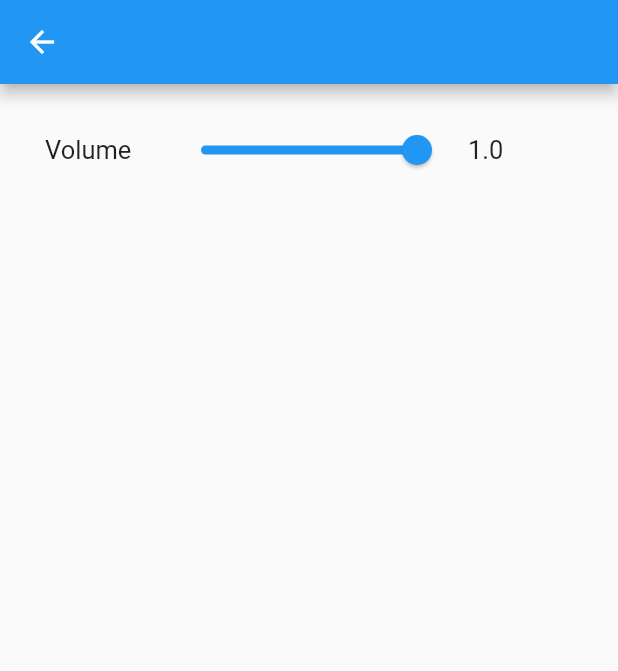
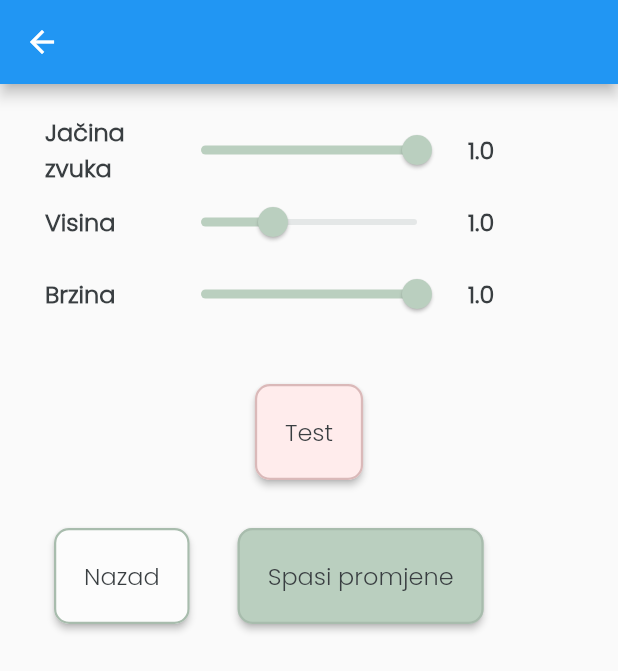
Before and after one commit to rania-w/SDP-AAC, a Flutter app: the VoiceSettings screen opened directly, on a phone screen of 412 x 824 dp. Shown: the top 671 px of the screen. Run offline on Flutter 3.47's test engine with Material 2 defaults, Android fonts, the phone set to English and light mode, and no system bars; our stand-ins replace flutter_tts, hive, hive_flutter, image_picker; accounts and stored records are empty.

Commit message:
voice page

```diff
--- a/lib/pages/settings/accessibility/voice.dart
+++ b/lib/pages/settings/accessibility/voice.dart
@@ -1,4 +1,7 @@
+import 'package:aac/components/buttons/custom_button.dart';
+import 'package:aac/constants.dart';
 import 'package:flutter/material.dart';
+import 'package:aac/services/tts.dart';
 
 class VoiceSettings extends StatefulWidget {
   const VoiceSettings({super.key});
@@ -8,7 +11,11 @@ class VoiceSettings extends StatefulWidget {
 }
 
 class _VoiceSettingsState extends State<VoiceSettings> {
-  double volume = 1.0;
+  double volume = 1;
+  double pitch = 1;
+  double rate = 1;
+
+  var languages = tts.getLanguages;
 
   @override
   Widget build(BuildContext context) {
@@ -22,14 +29,16 @@ class _VoiceSettingsState extends State<VoiceSettings> {
               margin: const EdgeInsets.only(left: 10),
               child: Row(
                 children: [
-                  const SizedBox(
+                  SizedBox(
                     width: 80,
                     child: Text(
-                      "Volume",
-                      style: TextStyle(fontSize: 17),
+                      "Jačina zvuka",
+                      style: paragraph.copyWith(fontWeight: FontWeight.bold),
                     ),
                   ),
                   Slider(
+                    activeColor: green,
+                    inactiveColor: grey.withOpacity(0.2),
                     min: 0.0,
                     max: 1.0,
                     value: volume,
@@ -43,10 +52,111 @@ class _VoiceSettingsState extends State<VoiceSettings> {
                     margin: const EdgeInsets.only(left: 10),
                     child: Text(
                         double.parse((volume).toStringAsFixed(2)).toString(),
-                        style: const TextStyle(fontSize: 17)),
+                        style: paragraph.copyWith(fontWeight: FontWeight.bold)),
                   )
                 ],
               ),
+            ),
+            Container(
+              margin: const EdgeInsets.only(left: 10),
+              child: Row(
+                children: [
+                  SizedBox(
+                    width: 80,
+                    child: Text(
+                      "Visina",
+                      style: paragraph.copyWith(fontWeight: FontWeight.bold),
+                    ),
+                  ),
+                  Slider(
+                    activeColor: green,
+                    inactiveColor: grey.withOpacity(0.2),
+                    min: 0.5,
+                    max: 2.0,
+                    value: pitch,
+                    onChanged: (value) {
+                      setState(() {
+                        pitch = value;
+                      });
+                    },
+                  ),
+                  Container(
+                    margin: const EdgeInsets.only(left: 10),
+                    child: Text(
+                        double.parse((pitch).toStringAsFixed(2)).toString(),
+                        style: paragraph.copyWith(fontWeight: FontWeight.bold)),
+                  )
+                ],
+              ),
+            ),
+            Container(
+              margin: const EdgeInsets.only(left: 10),
+              child: Row(
+                children: [
+                  SizedBox(
+                    width: 80,
+                    child: Text(
+                      "Brzina",
+                      style: paragraph.copyWith(fontWeight: FontWeight.bold),
+                    ),
+                  ),
+                  Slider(
+                    activeColor: green,
+                    inactiveColor: grey.withOpacity(0.2),
+                    min: 0.01,
+                    max: 1.0,
+                    value: rate,
+                    onChanged: (value) {
+                      setState(() {
+                        rate = value;
+                      });
+                    },
+                  ),
+                  Container(
+                    margin: const EdgeInsets.only(left: 10),
+                    child: Text(
+                        double.parse((rate).toStringAsFixed(2)).toString(),
+                        style: paragraph.copyWith(fontWeight: FontWeight.bold)),
+                  ),
+                ],
+              ),
+            ),
+            const SizedBox(
+              height: 20,
+            ),
+            CustomButton(
+              defaultColor: primary,
+              text: 'Test',
+              onPressed: () async {
+                await tts.setPitch(pitch);
+                await tts.setLanguage('hr-HR');
+                await tts.setVolume(volume);
+                await tts.setSpeechRate(rate);
+                await tts.speak('Ovo je testna izjava');
+              },
+              focusColor: primaryF,
+            ),
+            Row(
+              children: [
+                CustomButton(
+                  onPressed: () {
+                    //reset to before state
+                    ttsConf(rate, volume, pitch, 'hr-HR');
+                  },
+                  text: 'Nazad',
+                  defaultColor: white,
+                  focusColor: greenF,
+                ),
+                CustomButton(
+                  onPressed: () {
+                    //save changes
+                    ttsConf(rate, volume, pitch, 'hr-HR');
+                  },
+                  text: 'Spasi promjene',
+                  defaultColor: green,
+                  focusColor: greenF,
+                ),
+              ],
             ),
           ],
         ),
```
